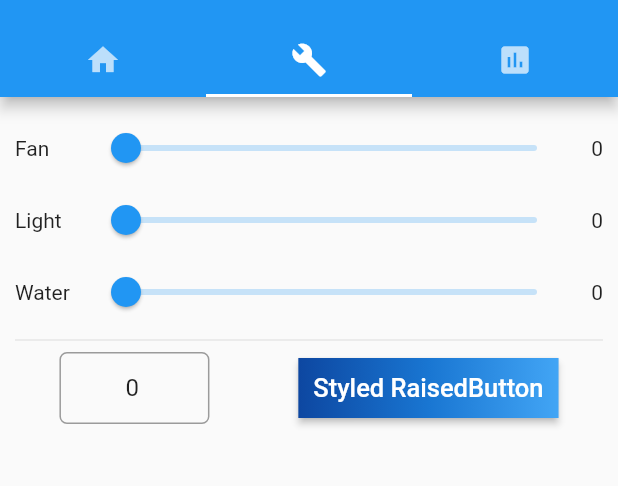
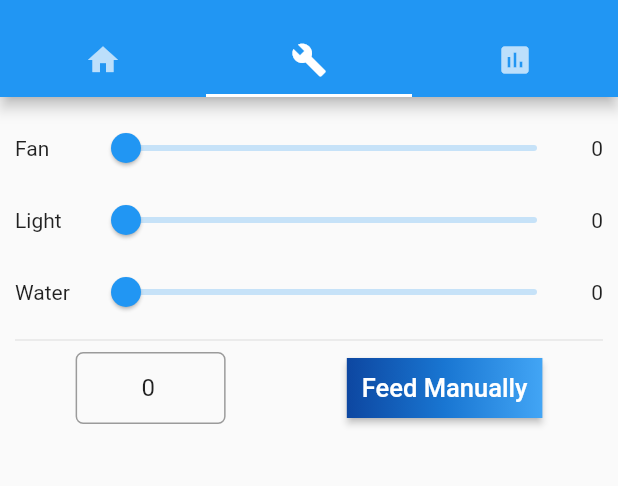
Before and after one commit to piyo-oyap/mcrays-app, a Flutter app: the screen it shows after launch, tab 2 chosen, on a phone screen of 412 x 824 dp, the part 59-545 px from its top. Run offline on Flutter 3.47's test engine with Material 2 defaults, Android fonts, the phone set to English and light mode, and no system bars; network calls fail.

Commit message:
Changed button's text

```diff
--- a/lib/ui/control_number_input.dart
+++ b/lib/ui/control_number_input.dart
@@ -54,7 +54,7 @@ class _NumberInput extends State<NumberInput> {
             ),
             padding: EdgeInsets.all(10.0),
             child: Text(
-              'Styled RaisedButton',
+              'Feed Manually',
               style: TextStyle(fontSize: 17)
             ),
           ),
```
